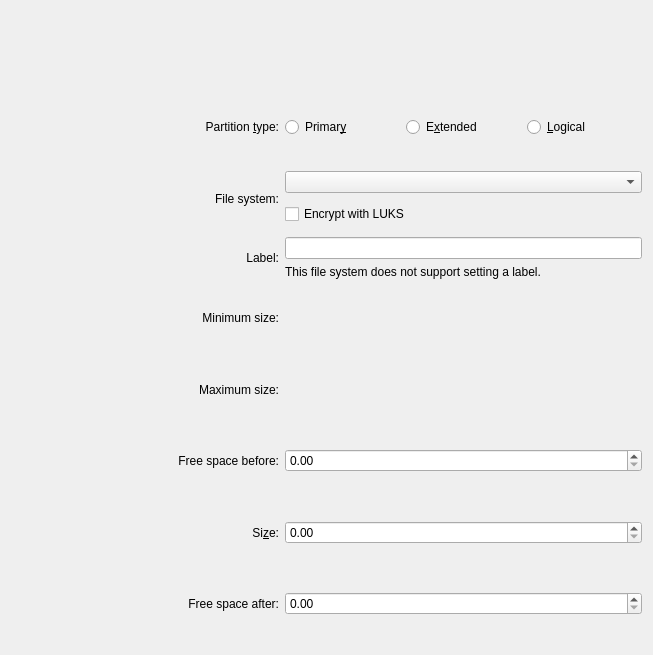
Above: src/gui/sizedialogwidgetbase.ui from KDE/partitionmanager before the change. Below: the same form after it.
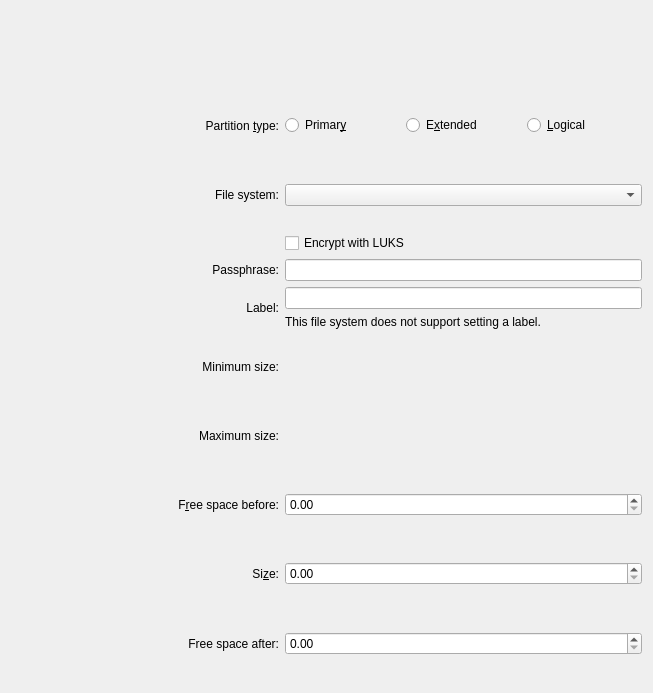
That is the form after the change. Custom widgets are drawn as their Qt base class.

Commit message: Add passphrase widget to create dialog.

```diff
--- a/src/gui/sizedialogwidgetbase.ui
+++ b/src/gui/sizedialogwidgetbase.ui
@@ -7,10 +7,30 @@
     <x>0</x>
     <y>0</y>
     <width>653</width>
-    <height>655</height>
+    <height>693</height>
    </rect>
   </property>
   <layout class="QGridLayout" name="gridLayout">
+   <item row="10" column="1">
+    <widget class="FormattedSpinBox" name="m_SpinCapacity">
+     <property name="minimum">
+      <double>0.000000000000000</double>
+     </property>
+     <property name="maximum">
+      <double>999999999.000000000000000</double>
+     </property>
+    </widget>
+   </item>
+   <item row="5" column="0">
+    <widget class="QLabel" name="m_LabelPassphrase">
+     <property name="text">
+      <string>Passphrase:</string>
+     </property>
+     <property name="alignment">
+      <set>Qt::AlignRight|Qt::AlignTrailing|Qt::AlignVCenter</set>
+     </property>
+    </widget>
+   </item>
    <item row="1" column="0" colspan="2">
     <spacer name="verticalSpacer">
      <property name="orientation">
@@ -106,7 +126,7 @@
      </property>
     </widget>
    </item>
-   <item row="5" column="0">
+   <item row="6" column="0">
     <widget class="QLabel" name="m_LabelTextLabel">
      <property name="text">
       <string comment="@label">Label:</string>
@@ -119,7 +139,7 @@
      </property>
     </widget>
    </item>
-   <item row="5" column="1">
+   <item row="6" column="1">
     <layout class="QVBoxLayout" name="verticalLayout">
      <item>
       <widget class="QLineEdit" name="m_EditLabel"/>
@@ -136,7 +156,7 @@
      </item>
     </layout>
    </item>
-   <item row="6" column="0">
+   <item row="7" column="0">
     <widget class="QLabel" name="label_4">
      <property name="sizePolicy">
       <sizepolicy hsizetype="Preferred" vsizetype="Expanding">
@@ -152,14 +172,14 @@
      </property>
     </widget>
    </item>
-   <item row="6" column="1">
+   <item row="7" column="1">
     <widget class="QLabel" name="m_LabelMinSize">
      <property name="textInteractionFlags">
       <set>Qt::LinksAccessibleByMouse|Qt::TextSelectableByKeyboard|Qt::TextSelectableByMouse</set>
      </property>
     </widget>
    </item>
-   <item row="7" column="0">
+   <item row="8" column="0">
     <widget class="QLabel" name="label_5">
      <property name="sizePolicy">
       <sizepolicy hsizetype="Preferred" vsizetype="Expanding">
@@ -175,14 +195,14 @@
      </property>
     </widget>
    </item>
-   <item row="7" column="1">
+   <item row="8" column="1">
     <widget class="QLabel" name="m_LabelMaxSize">
      <property name="textInteractionFlags">
       <set>Qt::LinksAccessibleByMouse|Qt::TextSelectableByKeyboard|Qt::TextSelectableByMouse</set>
      </property>
     </widget>
    </item>
-   <item row="8" column="0">
+   <item row="9" column="0">
     <widget class="QLabel" name="label">
      <property name="sizePolicy">
       <sizepolicy hsizetype="Preferred" vsizetype="Expanding">
@@ -191,7 +211,7 @@
       </sizepolicy>
      </property>
      <property name="text">
-      <string comment="@label:listbox">Free space before:</string>
+      <string comment="@label:listbox">F&amp;ree space before:</string>
      </property>
      <property name="alignment">
       <set>Qt::AlignRight|Qt::AlignTrailing|Qt::AlignVCenter</set>
@@ -201,7 +221,7 @@
      </property>
     </widget>
    </item>
-   <item row="8" column="1">
+   <item row="9" column="1">
     <widget class="FormattedSpinBox" name="m_SpinFreeBefore">
      <property name="sizePolicy">
       <sizepolicy hsizetype="Minimum" vsizetype="Fixed">
@@ -217,7 +237,7 @@
      </property>
     </widget>
    </item>
-   <item row="9" column="0">
+   <item row="10" column="0">
     <widget class="QLabel" name="label_2">
      <property name="sizePolicy">
       <sizepolicy hsizetype="Preferred" vsizetype="Expanding">
@@ -236,17 +256,7 @@
      </property>
     </widget>
    </item>
-   <item row="9" column="1">
-    <widget class="FormattedSpinBox" name="m_SpinCapacity">
-     <property name="minimum">
-      <double>0.000000000000000</double>
-     </property>
-     <property name="maximum">
-      <double>999999999.000000000000000</double>
-     </property>
-    </widget>
-   </item>
-   <item row="10" column="0">
+   <item row="11" column="0">
     <widget class="QLabel" name="label_3">
      <property name="sizePolicy">
       <sizepolicy hsizetype="Preferred" vsizetype="Expanding">
@@ -265,7 +275,7 @@
      </property>
     </widget>
    </item>
-   <item row="10" column="1">
+   <item row="11" column="1">
     <widget class="FormattedSpinBox" name="m_SpinFreeAfter">
      <property name="minimum">
       <double>0.000000000000000</double>
@@ -275,7 +285,7 @@
      </property>
     </widget>
    </item>
-   <item row="11" column="0" colspan="2">
+   <item row="12" column="0" colspan="2">
     <spacer name="verticalSpacer_2">
      <property name="orientation">
       <enum>Qt::Vertical</enum>
@@ -296,13 +306,24 @@
      <item>
       <widget class="QComboBox" name="m_ComboFileSystem"/>
      </item>
+    </layout>
+   </item>
+   <item row="4" column="1">
+    <widget class="QCheckBox" name="m_CheckBoxEncrypt">
+     <property name="toolTip">
+      <string>Set up encryption for this filesystem with LUKS. You will be asked to provide a passphrase.</string>
+     </property>
+     <property name="text">
+      <string>Encrypt with LUKS</string>
+     </property>
+    </widget>
+   </item>
+   <item row="5" column="1">
+    <layout class="QHBoxLayout" name="horizontalLayout_2">
      <item>
-      <widget class="QCheckBox" name="m_CheckBoxEncrypt">
-       <property name="toolTip">
-        <string>Set up encryption for this filesystem with LUKS. You will be asked to provide a passphrase.</string>
-       </property>
-       <property name="text">
-        <string>Encrypt with LUKS</string>
+      <widget class="QLineEdit" name="m_EditPassphrase">
+       <property name="echoMode">
+        <enum>QLineEdit::Password</enum>
        </property>
       </widget>
      </item>
```
The commit also changes 1 other file.
